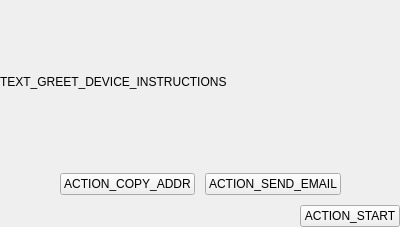
Scille/parsec-cloud, file parsec/core/gui/forms/greet_device_instructions_widget.ui: the form before one commit.
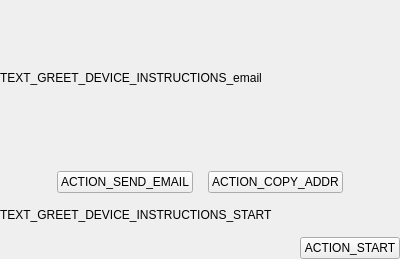
The form after the commit.

Commit message: [GUI] Fixed device invitation texts

What changed in the file:
```diff
--- a/parsec/core/gui/forms/greet_device_instructions_widget.ui
+++ b/parsec/core/gui/forms/greet_device_instructions_widget.ui
@@ -7,7 +7,7 @@
     <x>0</x>
     <y>0</y>
     <width>400</width>
-    <height>227</height>
+    <height>259</height>
    </rect>
   </property>
   <property name="windowTitle">
@@ -15,7 +15,7 @@
   </property>
   <layout class="QVBoxLayout" name="verticalLayout">
    <property name="spacing">
-    <number>10</number>
+    <number>15</number>
    </property>
    <property name="leftMargin">
     <number>0</number>
@@ -38,7 +38,13 @@
       </sizepolicy>
      </property>
      <property name="text">
-      <string>TEXT_GREET_DEVICE_INSTRUCTIONS</string>
+      <string>TEXT_GREET_DEVICE_INSTRUCTIONS_email</string>
+     </property>
+     <property name="textFormat">
+      <enum>Qt::RichText</enum>
+     </property>
+     <property name="alignment">
+      <set>Qt::AlignJustify|Qt::AlignVCenter</set>
      </property>
      <property name="wordWrap">
       <bool>true</bool>
@@ -60,13 +66,6 @@
        </property>
       </spacer>
      </item>
-     <item>
-      <widget class="QPushButton" name="button_copy_addr">
-       <property name="text">
-        <string>ACTION_COPY_ADDR</string>
-       </property>
-      </widget>
-     </item>
      <item>
       <widget class="QPushButton" name="button_send_email">
        <property name="text">
@@ -74,6 +73,13 @@
        </property>
       </widget>
      </item>
+     <item>
+      <widget class="QPushButton" name="button_copy_addr">
+       <property name="text">
+        <string>ACTION_COPY_ADDR</string>
+       </property>
+      </widget>
+     </item>
      <item>
       <spacer name="horizontalSpacer_3">
        <property name="orientation">
@@ -89,6 +95,22 @@
      </item>
     </layout>
    </item>
+   <item>
+    <widget class="QLabel" name="label">
+     <property name="text">
+      <string>TEXT_GREET_DEVICE_INSTRUCTIONS_START</string>
+     </property>
+     <property name="textFormat">
+      <enum>Qt::RichText</enum>
+     </property>
+     <property name="alignment">
+      <set>Qt::AlignJustify|Qt::AlignVCenter</set>
+     </property>
+     <property name="wordWrap">
+      <bool>true</bool>
+     </property>
+    </widget>
+   </item>
    <item>
     <layout class="QHBoxLayout" name="horizontalLayout">
      <item>
```
The commit also changes 5 other files.
